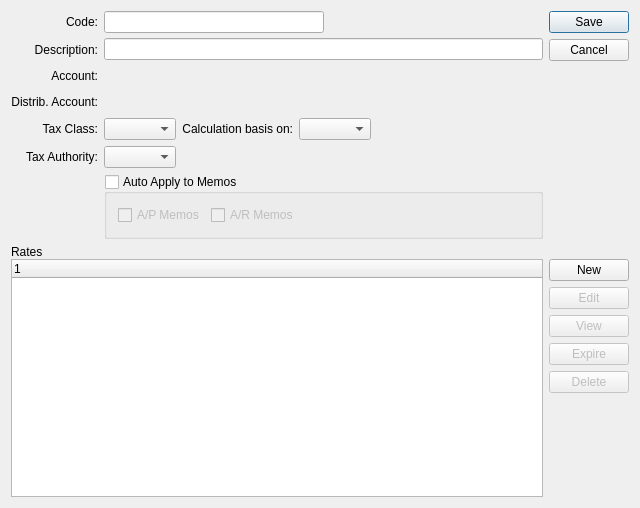
Before: the Qt Designer form guiclient/taxCode.ui in Pegasus-RPG/xtuple-client, drawn with Qt 5.
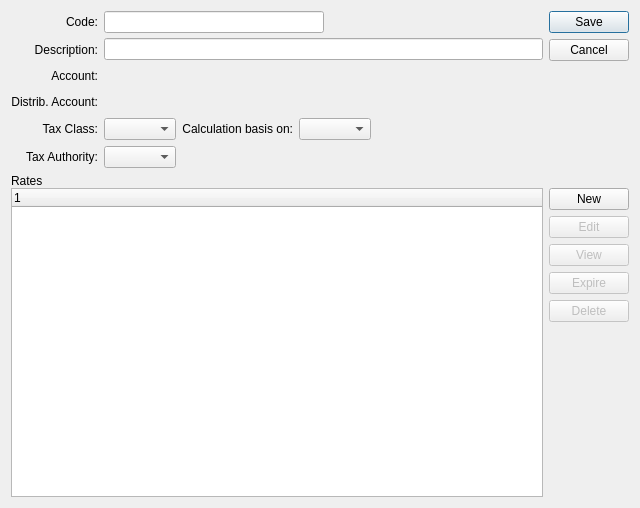
After: the same form once the commit is applied. Custom widgets are drawn as their Qt base class.

```diff
--- a/guiclient/taxCode.ui
+++ b/guiclient/taxCode.ui
@@ -154,61 +154,6 @@
          </item>
         </layout>
        </item>
-       <item row="6" column="1">
-        <widget class="QGroupBox" name="_autoApplyMemo">
-         <property name="toolTip">
-          <string>Tax automatically applied to Memo depending on Tax Zone</string>
-         </property>
-         <property name="title">
-          <string>Auto Apply to Memos</string>
-         </property>
-         <property name="checkable">
-          <bool>true</bool>
-         </property>
-         <property name="checked">
-          <bool>false</bool>
-         </property>
-         <layout class="QVBoxLayout" name="verticalLayout_3">
-          <item>
-           <layout class="QHBoxLayout" name="horizontalLayout_7">
-            <item>
-             <widget class="QCheckBox" name="_autoAP">
-              <property name="toolTip">
-               <string>Taxation applicable to A/P Memos</string>
-              </property>
-              <property name="text">
-               <string>A/P Memos</string>
-              </property>
-             </widget>
-            </item>
-            <item>
-             <widget class="QCheckBox" name="_autoAR">
-              <property name="toolTip">
-               <string>Taxation applicable to A/R Memos</string>
-              </property>
-              <property name="text">
-               <string>A/R Memos</string>
-              </property>
-             </widget>
-            </item>
-            <item>
-             <spacer name="horizontalSpacer_6">
-              <property name="orientation">
-               <enum>Qt::Horizontal</enum>
-              </property>
-              <property name="sizeHint" stdset="0">
-               <size>
-                <width>40</width>
-                <height>20</height>
-               </size>
-              </property>
-             </spacer>
-            </item>
-           </layout>
-          </item>
-         </layout>
-        </widget>
-       </item>
        <item row="4" column="1">
         <layout class="QHBoxLayout" name="horizontalLayout_5">
          <item>
```
